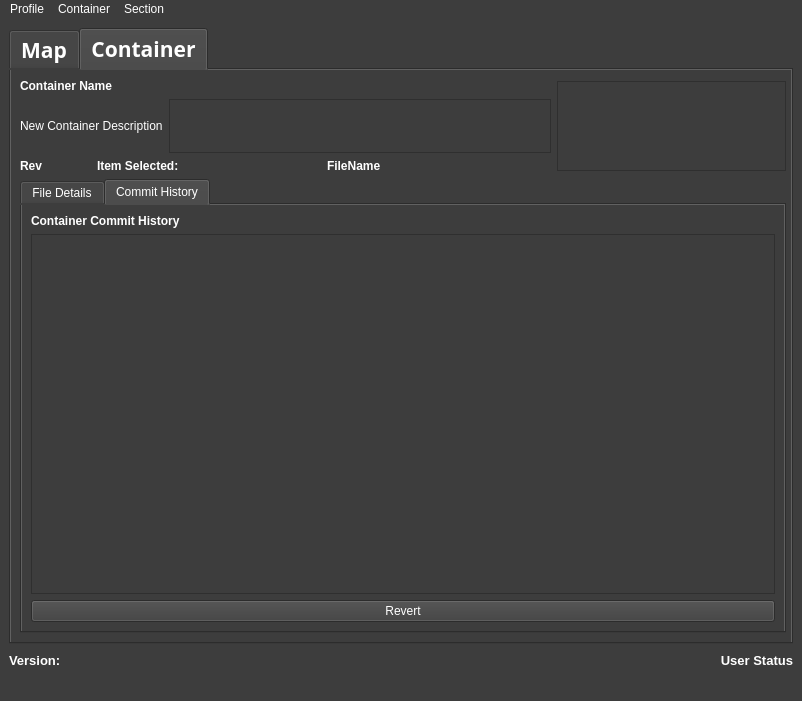
Before: the Qt Designer form Graphics/UI/SagaGui.ui in inexplicable01/saga, drawn with Qt 5.
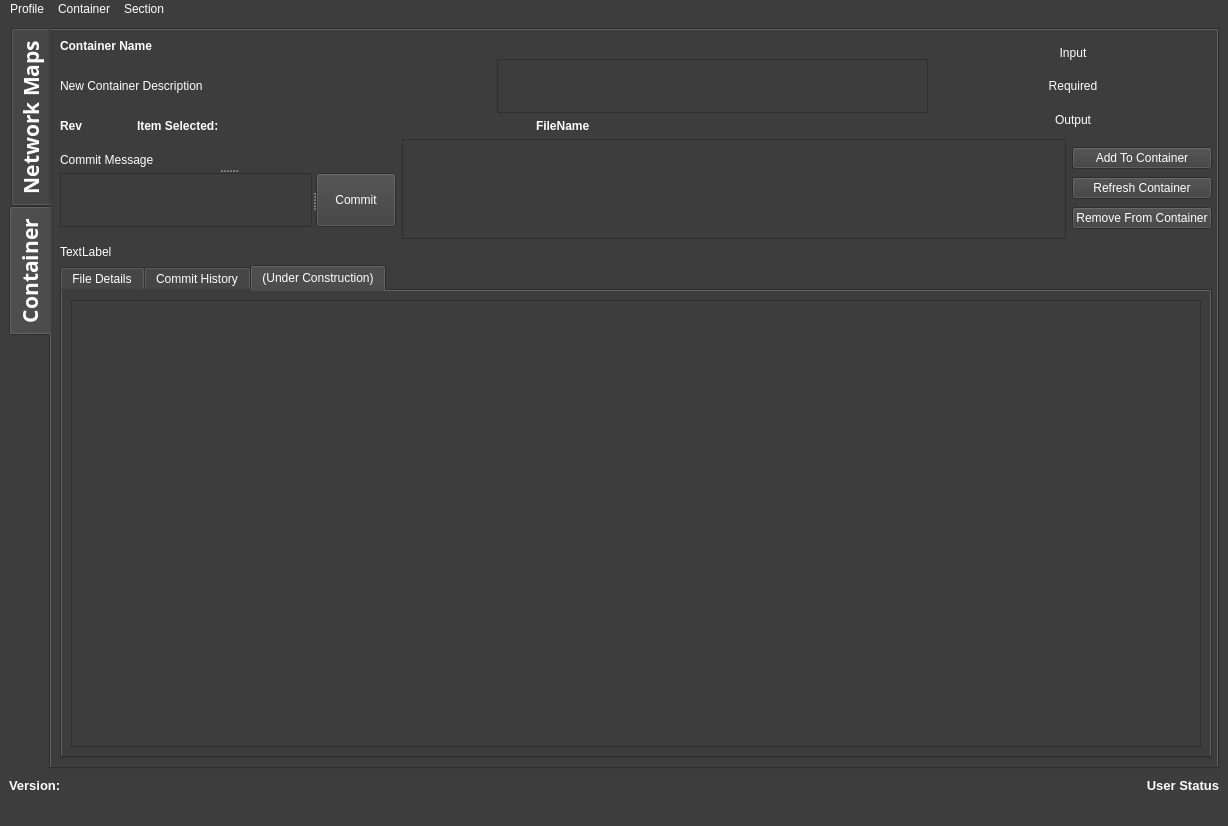
After: the same form once the commit is applied. Icons and pictures are not drawn.

Commit message:
Adding ContainerFile Table and Model
Fixing a lot little things here and there?

```diff
--- a/Graphics/UI/SagaGui.ui
+++ b/Graphics/UI/SagaGui.ui
@@ -2,6 +2,14 @@
 <ui version="4.0">
  <class>MainWindow</class>
  <widget class="QMainWindow" name="MainWindow">
+  <property name="geometry">
+   <rect>
+    <x>0</x>
+    <y>0</y>
+    <width>1228</width>
+    <height>826</height>
+   </rect>
+  </property>
   <property name="sizePolicy">
    <sizepolicy hsizetype="Expanding" vsizetype="Expanding">
     <horstretch>0</horstretch>
@@ -99,6 +107,9 @@
          <string notr="true">QTabBar::Tab {
     background: rgb(61, 61, 61);\n	color: White;\n	border: 1px solid rgb(20, 20, 20);\n	border-radius: 3px;\n	padding: 3px;\n\n}\n\nQTabWidget::pane &gt; QWidget { /* The tab widget frame */\n    background: rgb(61, 61, 61);\n}\n\nQTabBar::tab:disabled {\n	color: rgb(139, 139, 139)\n}\n\n\nQTabBar::tab:selected, QTabBar::tab:hover {\nbackground: qlineargradient(x1: 0, y1: 0, x2: 0, y2: 1, stop: 0 #3d3d3d, stop: 0.4 rgb(141, 141, 141), stop: 0.5 rgb(141, 141, 141), stop: 1.0 #3d3d3d);\n}\n\nQTabBar::tab:!selected {\nmargin-top: 4px; /* make non-selected tabs look smaller */\n}\n\nQTabBar::tab:selected {\n/* expand/overlap to the left and right by 4px */\nmargin-left: -3px;\nmargin-right: -3px;\n}\nQTabBar::tab:first:selected {\nmargin-left: 0; /* the first selected tab has nothing to overlap with on the left */\n}\nQTabBar::tab:last:selected {\nmargin-right: 0; /* the last selected tab has nothing to overlap with on the right */\n}\nQTabBar::tab:only-one {\nmargin: 0; /* if there is only one tab, we don't want overlapping margins */\n}\n\n\nQWidget\n{\n	background-color: #fff;\n\n\n}\n\n\n/*-----QLabel-----*/\nQLabel\n{\n	background-color: transparent;\n	color: #454544;\n	font-weight: bold;\n	font-size: 16px;\n\n}\n#mapTitle {\n	font-size: 24px\n}\n\n#containerlabel {\n	font-size: 24px\n}\n\n/*-----QPushButton-----*/\nQPushButton\n{\n	background-color: #5c55e9;\n	color: #fff;\n	font-size: 13px;\n	font-weight: bold;\n	border-top-right-radius: 15px;\n	border-top-left-radius: 0px;\n	border-bottom-right-radius: 0px;\n	border-bottom-left-radius: 15px;\n	padding: 10px;\n\n}\n\n\nQPushButton::disabled\n{\n	background-color: #5c5c5c;\n	color: rgb(158, 158, 158)\n\n}\n\n\nQPushButton::hover\n{\n	background-color: #5564f2;\n\n}\n\n\nQPushButton::pressed\n{\n	background-color: #3d4ef2;\n\n}\n\n\n/*-----QCheckBox-----*/\nQCheckBox\n{\n	background-color: transparent;\n	color: #5c55e9;\n	font-size: 10px;\n	font-weight: bold;\n	border: none;\n	border-radius: 5px;\n\n}\n\n\n/*-----QCheckBox-----*/\nQCheckBox::indicator\n{\n    background-color: #323232;\n    border: 1px solid darkgray;\n    width: 12px;\n    height: 12px;\n\n}\n\n\nQCheckBox::indicator:checked\n{\n    image:url(&quot;./ressources/check.png&quot;);\n	background-color: #5c55e9;\n    border: 1px solid #5c55e9;\n\n}\n\n\nQCheckBox::indicator:unchecked:hover\n{\n    border: 1px solid #5c55e9;\n\n}\n\n\nQCheckBox::disabled\n{\n	color: #656565;\n\n}\n\n\nQCheckBox::indicator:disabled\n{\n	background-color: #656565;\n	color: #656565;\n    border: 1px solid #656565;\n\n}\n\n\n/*-----QLineEdit-----*/\nQLineEdit\n{\n	background-color: #c2c7d5;\n	color: #2a547f;\n	border: none;\n	padding: 5px;\n\n}\n\n\n/*-----QListView-----*/\nQListView\n{\n	background-color: #5c55e9;\n	color: #fff;\n	font-size: 14px;\n	font-weight: bold;\n	show-decoration-selected: 0;\n	border-radius: 4px;\n	padding-left: -15px;\n	padding-right: -15px;\n	padding-top: 5px;\n\n}\n\n\nQListView:disabled\n{\n	background-color: #5c5c5c;\n\n}\n\n\nQListView::item\n{\n	background-color: #454e5e;\n	border: none;\n	padding: 10px;\n	border-radius: 0px;\n	padding-left : 10px;\n	height: 32px;\n\n}\n\n\nQListView::item:selected\n{\n	color: #000;\n	background-color: #fff;\n\n}\n\n\nQListView::item:!selected\n{\n	color:white;\n	background-color: transparent;\n	border: none;\n	padding-left : 10px;\n\n}\n\n\nQListView::item:!selected:hover\n{\n	color: #fff;\n	background-color: #5564f2;\n	border: none;\n	padding-left : 10px;\n\n}\n\n\nQTextEdit\n{\n	color: black;\n}\n\nQTextBrowser\n{\n	color: #ffb113;\n}\n\n\n/*-----QTableView &amp; QTableWidget-----*/\nQTableView\n{\n    background-color: #fff;\n	border: 1px solid gray;\n    color: #454544;\n    gridline-color: gray;\n    outline : 0;\n\n}\n\n\nQTableView::item:hover\n{\n    background-color: #bcbdbb;\n    color: #000;\n\n}\n\n\nQTableView::item:selected\n{\n	background-color: #5c55e9;\n    color: #fff;\n\n}\n\n\nQTableView::item:selected:disabled\n{\n    background-color: #1a1b1c;\n    border: 2px solid #525251;\n    color: #656565;\n\n}\n\n\nQTableCornerButton::section\n{\n	background-color: #ced5e3;\n	border: none;\n    color: #fff;\n\n}\n\n\nQHeaderView::section\n{\n	color: #2a547f;\n	border: 0px;\n	background-color: #ced5e3;\n	padding: 5px;\n\n}\n\n\nQHeaderView::section:disabled\n{\n    background-color: #525251;\n    color: #656565;\n\n}\n\n\nQHeaderView::section:checked\n{\n    color: #fff;\n    background-color: #5c55e9;\n\n}\n\n\nQHeaderView::section:checked:disabled\n{\n    color: #656565;\n    background-color: #525251;\n\n}\n\n\nQHeaderView::section::vertical::first,\nQHeaderView::section::vertical::only-one\n{\n    border-top: 1px solid #353635;\n\n}\n\n\nQHeaderView::section::vertical\n{\n    border-top: 1px solid #353635;\n\n}\n\n\nQHeaderView::section::horizontal::first,\nQHeaderView::section::horizontal::only-one\n{\n    border-left: 1px solid #353635;\n\n}\n\n\nQHeaderView::section::horizontal\n{\n    border-left: 1px solid #353635;\n\n}\n\n\n/*-----QScrollBar-----*/\nQScrollBar:horizontal\n{\n    background-color: transparent;\n    height: 8px;\n    margin: 0px;\n    padding: 0px;\n\n}\n\n\nQScrollBar::handle:horizontal\n{\n    border: none;\n	min-width: 100px;\n    background-color: #7e92b7;\n\n}\n\n\nQScrollBar::add-line:horizontal,\nQScrollBar::sub-line:horizontal,\nQScrollBar::add-page:horizontal,\nQScrollBar::sub-page:horizontal\n{\n    width: 0px;\n    background-color: #d8dce6;\n\n}\n\n\nQScrollBar:vertical\n{\n    background-color: transparent;\n    width: 8px;\n    margin: 0;\n\n}\n\n\nQScrollBar::handle:vertical\n{\n    border: none;\n	min-height: 100px;\n    background-color: #7e92b7;\n\n}\n\n\nQScrollBar::add-line:vertical,\nQScrollBar::sub-line:vertical,\nQScrollBar::add-page:vertical,\nQScrollBar::sub-page:vertical\n{\n    height: 0px;\n    background-color: #d8dce6;\n\n}</string>
         </property>
+        <property name="tabPosition">
+         <enum>QTabWidget::West</enum>
+        </property>
         <property name="currentIndex">
          <number>1</number>
         </property>
@@ -108,7 +119,7 @@
     background: rgb(61, 61, 61);\n	color: White;\n	border: 1px solid rgb(20, 20, 20);\n	border-radius: 3px;\n	padding: 3px;\n\n}\n\nQTabWidget::pane &gt; QWidget { /* The tab widget frame */\n    background: rgb(61, 61, 61);\n}\n\nQTabBar::tab:disabled {\n	color: rgb(139, 139, 139)\n}\n\n\nQTabBar::tab:selected, QTabBar::tab:hover {\nbackground: qlineargradient(x1: 0, y1: 0, x2: 0, y2: 1, stop: 0 #3d3d3d, stop: 0.4 rgb(141, 141, 141), stop: 0.5 rgb(141, 141, 141), stop: 1.0 #3d3d3d);\n}\n\nQTabBar::tab:!selected {\nmargin-top: 4px; /* make non-selected tabs look smaller */\n}\n\nQTabBar::tab:selected {\n/* expand/overlap to the left and right by 4px */\nmargin-left: -3px;\nmargin-right: -3px;\n}\nQTabBar::tab:first:selected {\nmargin-left: 0; /* the first selected tab has nothing to overlap with on the left */\n}\nQTabBar::tab:last:selected {\nmargin-right: 0; /* the last selected tab has nothing to overlap with on the right */\n}\nQTabBar::tab:only-one {\nmargin: 0; /* if there is only one tab, we don't want overlapping margins */\n}\n\n\nQWidget\n{\n	background-color: #fff;\n\n\n}\n\n\n/*-----QLabel-----*/\nQLabel\n{\n	background-color: transparent;\n	color: #454544;\n	font-weight: bold;\n	font-size: 16px;\n\n}\n#mapTitle {\n	font-size: 24px\n}\n\n#containerlabel {\n	font-size: 24px\n}\n\n/*-----QPushButton-----*/\nQPushButton\n{\n	background-color: #5c55e9;\n	color: #fff;\n	font-size: 13px;\n	font-weight: bold;\n	border-top-right-radius: 15px;\n	border-top-left-radius: 0px;\n	border-bottom-right-radius: 0px;\n	border-bottom-left-radius: 15px;\n	padding: 10px;\n\n}\n\n\nQPushButton::disabled\n{\n	background-color: #5c5c5c;\n	color: rgb(158, 158, 158)\n\n}\n\n\nQPushButton::hover\n{\n	background-color: #5564f2;\n\n}\n\n\nQPushButton::pressed\n{\n	background-color: #3d4ef2;\n\n}\n\n\n/*-----QCheckBox-----*/\nQCheckBox\n{\n	background-color: transparent;\n	color: #5c55e9;\n	font-size: 10px;\n	font-weight: bold;\n	border: none;\n	border-radius: 5px;\n\n}\n\n\n/*-----QCheckBox-----*/\nQCheckBox::indicator\n{\n    background-color: #323232;\n    border: 1px solid darkgray;\n    width: 12px;\n    height: 12px;\n\n}\n\n\nQCheckBox::indicator:checked\n{\n    image:url(&quot;./ressources/check.png&quot;);\n	background-color: #5c55e9;\n    border: 1px solid #5c55e9;\n\n}\n\n\nQCheckBox::indicator:unchecked:hover\n{\n    border: 1px solid #5c55e9;\n\n}\n\n\nQCheckBox::disabled\n{\n	color: #656565;\n\n}\n\n\nQCheckBox::indicator:disabled\n{\n	background-color: #656565;\n	color: #656565;\n    border: 1px solid #656565;\n\n}\n\n\n/*-----QLineEdit-----*/\nQLineEdit\n{\n	background-color: #c2c7d5;\n	color: #2a547f;\n	border: none;\n	padding: 5px;\n\n}\n\n\n/*-----QListView-----*/\nQListView\n{\n	background-color: #5c55e9;\n	color: #fff;\n	font-size: 14px;\n	font-weight: bold;\n	show-decoration-selected: 0;\n	border-radius: 4px;\n	padding-left: -15px;\n	padding-right: -15px;\n	padding-top: 5px;\n\n}\n\n\nQListView:disabled\n{\n	background-color: #5c5c5c;\n\n}\n\n\nQListView::item\n{\n	background-color: #454e5e;\n	border: none;\n	padding: 10px;\n	border-radius: 0px;\n	padding-left : 10px;\n	height: 32px;\n\n}\n\n\nQListView::item:selected\n{\n	color: #000;\n	background-color: #fff;\n\n}\n\n\nQListView::item:!selected\n{\n	color:white;\n	background-color: transparent;\n	border: none;\n	padding-left : 10px;\n\n}\n\n\nQListView::item:!selected:hover\n{\n	color: #fff;\n	background-color: #5564f2;\n	border: none;\n	padding-left : 10px;\n\n}\n\n\nQTextEdit\n{\n	color: black;\n}\n\nQTextBrowser\n{\n	color: #ffb113;\n}\n\n\n/*-----QTableView &amp; QTableWidget-----*/\nQTableView\n{\n    background-color: #fff;\n	border: 1px solid gray;\n    color: #454544;\n    gridline-color: gray;\n    outline : 0;\n\n}\n\n\nQTableView::item:hover\n{\n    background-color: #bcbdbb;\n    color: #000;\n\n}\n\n\nQTableView::item:selected\n{\n	background-color: #5c55e9;\n    color: #fff;\n\n}\n\n\nQTableView::item:selected:disabled\n{\n    background-color: #1a1b1c;\n    border: 2px solid #525251;\n    color: #656565;\n\n}\n\n\nQTableCornerButton::section\n{\n	background-color: #ced5e3;\n	border: none;\n    color: #fff;\n\n}\n\n\nQHeaderView::section\n{\n	color: #2a547f;\n	border: 0px;\n	background-color: #ced5e3;\n	padding: 5px;\n\n}\n\n\nQHeaderView::section:disabled\n{\n    background-color: #525251;\n    color: #656565;\n\n}\n\n\nQHeaderView::section:checked\n{\n    color: #fff;\n    background-color: #5c55e9;\n\n}\n\n\nQHeaderView::section:checked:disabled\n{\n    color: #656565;\n    background-color: #525251;\n\n}\n\n\nQHeaderView::section::vertical::first,\nQHeaderView::section::vertical::only-one\n{\n    border-top: 1px solid #353635;\n\n}\n\n\nQHeaderView::section::vertical\n{\n    border-top: 1px solid #353635;\n\n}\n\n\nQHeaderView::section::horizontal::first,\nQHeaderView::section::horizontal::only-one\n{\n    border-left: 1px solid #353635;\n\n}\n\n\nQHeaderView::section::horizontal\n{\n    border-left: 1px solid #353635;\n\n}\n\n\n/*-----QScrollBar-----*/\nQScrollBar:horizontal\n{\n    background-color: transparent;\n    height: 8px;\n    margin: 0px;\n    padding: 0px;\n\n}\n\n\nQScrollBar::handle:horizontal\n{\n    border: none;\n	min-width: 100px;\n    background-color: #7e92b7;\n\n}\n\n\nQScrollBar::add-line:horizontal,\nQScrollBar::sub-line:horizontal,\nQScrollBar::add-page:horizontal,\nQScrollBar::sub-page:horizontal\n{\n    width: 0px;\n    background-color: #d8dce6;\n\n}\n\n\nQScrollBar:vertical\n{\n    background-color: transparent;\n    width: 8px;\n    margin: 0;\n\n}\n\n\nQScrollBar::handle:vertical\n{\n    border: none;\n	min-height: 100px;\n    background-color: #7e92b7;\n\n}\n\n\nQScrollBar::add-line:vertical,\nQScrollBar::sub-line:vertical,\nQScrollBar::add-page:vertical,\nQScrollBar::sub-page:vertical\n{\n    height: 0px;\n    background-color: #d8dce6;\n\n}</string>
          </property>
          <attribute name="title">
-          <string>Map</string>
+          <string>Network Maps</string>
          </attribute>
          <layout class="QVBoxLayout" name="verticalLayout_3">
           <item>
@@ -218,12 +229,12 @@
          <attribute name="title">
           <string>Container</string>
          </attribute>
-         <layout class="QVBoxLayout" name="verticalLayout_7" stretch="1,10">
+         <layout class="QVBoxLayout" name="verticalLayout_7" stretch="1,0,0,10">
           <property name="rightMargin">
            <number>5</number>
           </property>
           <item>
-           <layout class="QHBoxLayout" name="horizontalLayout_6">
+           <layout class="QHBoxLayout" name="horizontalLayout_6" stretch="4,1">
             <item>
              <layout class="QVBoxLayout" name="verticalLayout_6">
               <item>
@@ -324,27 +335,41 @@
              </layout>
             </item>
             <item>
-             <widget class="QGraphicsView" name="indexView1">
-              <property name="maximumSize">
-               <size>
-                <width>229</width>
-                <height>90</height>
-               </size>
-              </property>
-             </widget>
-            </item>
-           </layout>
-          </item>
-          <item>
-           <widget class="QTabWidget" name="container_subtab">
-            <property name="currentIndex">
-             <number>1</number>
-            </property>
-            <widget class="QWidget" name="filesdetailtab">
-             <attribute name="title">
-              <string>File Details</string>
-             </attribute>
-             <layout class="QVBoxLayout" name="verticalLayout_9" stretch="0,10">
+             <layout class="QGridLayout" name="gridLayout">
+              <item row="0" column="0">
+               <widget class="QLabel" name="inputlbl">
+                <property name="text">
+                 <string>Input</string>
+                </property>
+                <property name="alignment">
+                 <set>Qt::AlignCenter</set>
+                </property>
+               </widget>
+              </item>
+              <item row="1" column="0">
+               <widget class="QLabel" name="requiredlbl">
+                <property name="text">
+                 <string>Required</string>
+                </property>
+                <property name="alignment">
+                 <set>Qt::AlignCenter</set>
+                </property>
+               </widget>
+              </item>
+              <item row="2" column="0">
+               <widget class="QLabel" name="outputlbl">
+                <property name="text">
+                 <string>Output</string>
+                </property>
+                <property name="alignment">
+                 <set>Qt::AlignCenter</set>
+                </property>
+               </widget>
+              </item>
+             </layout>
+            </item>
+           </layout>
+          </item>
               <item>
                <layout class="QHBoxLayout" name="horizontalLayout_7">
                 <item>
@@ -394,7 +419,7 @@
                   <property name="maximumSize">
                    <size>
                     <width>1200</width>
-                    <height>200</height>
+                <height>100</height>
                    </size>
                   </property>
                  </widget>
@@ -442,7 +467,27 @@
                </layout>
               </item>
               <item>
-               <widget class="QGraphicsView" name="maincontainerview"/>
+           <widget class="QLabel" name="containerstatuslabel">
+            <property name="text">
+             <string>TextLabel</string>
+            </property>
+           </widget>
+          </item>
+          <item>
+           <widget class="QTabWidget" name="container_subtab">
+            <property name="enabled">
+             <bool>true</bool>
+            </property>
+            <property name="currentIndex">
+             <number>2</number>
+            </property>
+            <widget class="QWidget" name="filesdetailtab">
+             <attribute name="title">
+              <string>File Details</string>
+             </attribute>
+             <layout class="QVBoxLayout" name="verticalLayout_9" stretch="1">
+              <item>
+               <widget class="QTableView" name="containerfiletableview"/>
               </item>
              </layout>
             </widget>
@@ -486,6 +531,19 @@
               </item>
              </layout>
             </widget>
+            <widget class="QWidget" name="containerschemtab">
+             <property name="enabled">
+              <bool>false</bool>
+             </property>
+             <attribute name="title">
+              <string>(Under Construction)</string>
+             </attribute>
+             <layout class="QVBoxLayout" name="verticalLayout_11">
+              <item>
+               <widget class="QGraphicsView" name="maincontainerview"/>
+              </item>
+             </layout>
+            </widget>
            </widget>
           </item>
          </layout>
@@ -564,7 +622,7 @@
     <rect>
      <x>0</x>
      <y>0</y>
-     <width>1664</width>
+     <width>1228</width>
      <height>26</height>
     </rect>
    </property>
@@ -626,7 +684,7 @@
     <enum>Qt::LeftToRight</enum>
    </property>
    <property name="autoFillBackground">
-    <bool>true</bool>
+    <bool>false</bool>
    </property>
   </widget>
   <action name="actionSign_In">
```
Left out of the diff: 6 changed lines with no effect on the pictures. Lines whose indentation alone changed are shown as unchanged. The commit also changes 18 other files.
